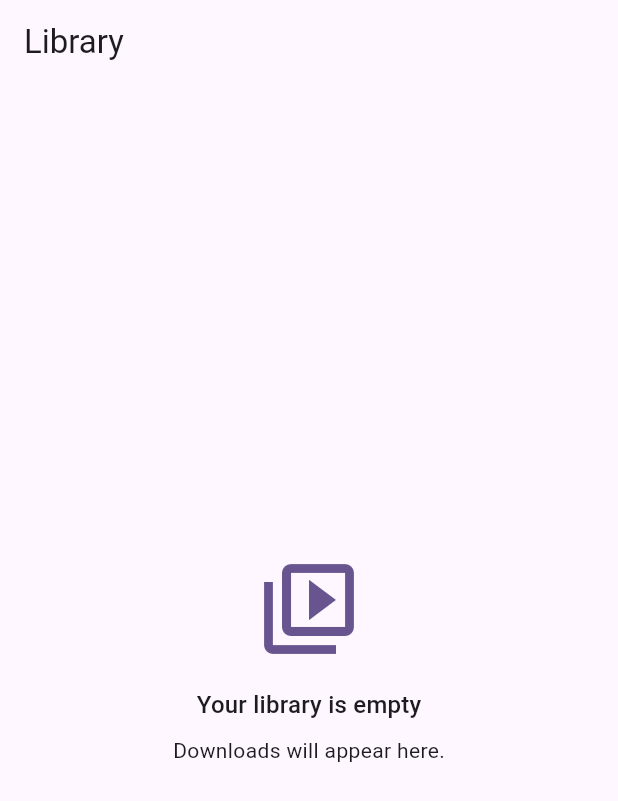
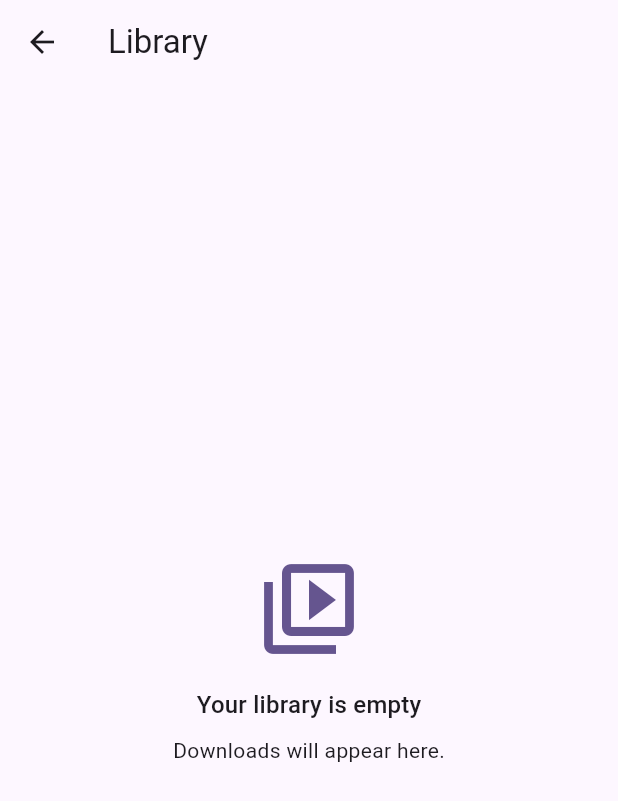
Before and after one commit to blokzdev/GrabBit, a Flutter app: the LibraryScreen screen opened directly, on a phone screen of 412 x 824 dp. Shown: the top 801 px of the screen. Run offline on Flutter 3.47's test engine with Material 3 defaults, Android fonts, the phone set to English and light mode, and no system bars; drawn by our look-alikes of dynamic_color; our stand-ins replace drift, drift_flutter, flutter_riverpod, go_router, logger, riverpod_annotation; accounts and stored records are empty; generated files the repository leaves out were written again.

Commit message:
feat(core): wire app shell, theming, routing, logging, and APK workflow
Adds Material 3 theming with dynamic color, a go_router navigation graph,
a structured logger provider, and ProviderScope wiring so the app boots
through Riverpod to the library screen. Adds the manual build-apk.yml
workflow (P0 exit criterion: downloadable debug APK) and runs build_runner
in dev-setup.sh so web sessions have generated code for analyze/test.

https://claude.ai/code/session_01YMMxyyT55P5jaHhL4hrJeD

```diff
--- /dev/null
+++ b/lib/core/theme/app_theme.dart
@@ -0,0 +1,18 @@
+import 'package:flutter/material.dart';
+
+/// Material 3 theming. Uses dynamic color when the platform supplies it,
+/// falling back to a seeded brand scheme.
+abstract final class AppTheme {
+  static const Color seed = Color(0xFF6750A4);
+
+  static ThemeData light([ColorScheme? dynamicScheme]) =>
+      _build(dynamicScheme ?? ColorScheme.fromSeed(seedColor: seed));
+
+  static ThemeData dark([ColorScheme? dynamicScheme]) => _build(
+    dynamicScheme ??
+        ColorScheme.fromSeed(seedColor: seed, brightness: Brightness.dark),
+  );
+
+  static ThemeData _build(ColorScheme scheme) =>
+      ThemeData(useMaterial3: true, colorScheme: scheme);
+}
--- a/lib/main.dart
+++ b/lib/main.dart
@@ -1,6 +1,7 @@
 import 'package:flutter/material.dart';
+import 'package:flutter_riverpod/flutter_riverpod.dart';
 import 'package:grabbit/app.dart';
 
 void main() {
-  runApp(const GrabBitApp());
+  runApp(const ProviderScope(child: GrabBitApp()));
 }
```
Also changed, not shown: lib/app.dart (+17 -17 lines), lib/core/logging/logger.dart (added, +14 -0 lines), lib/core/routing/app_router.dart (added, +21 -0 lines), 4 other files.
